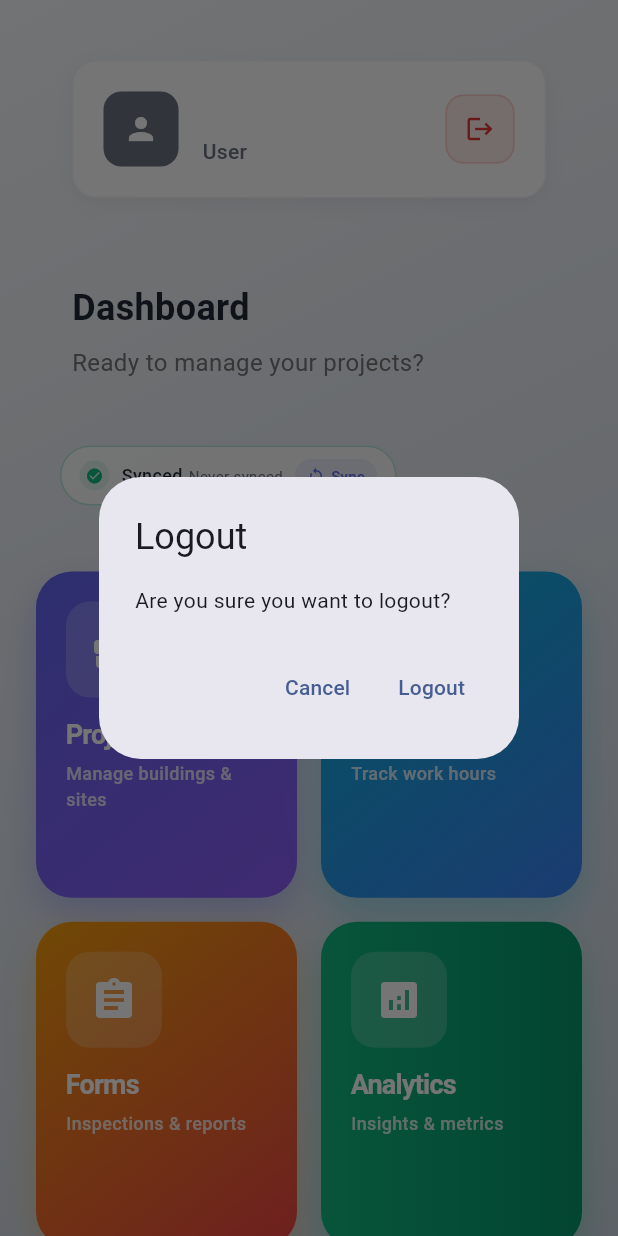
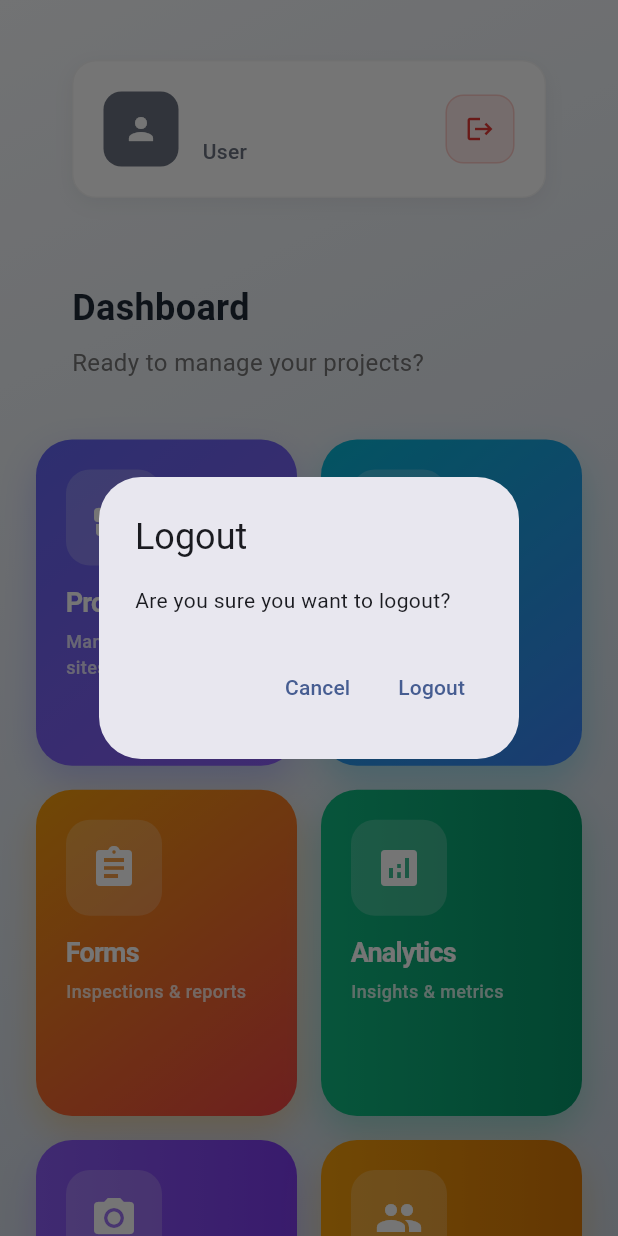
Before and after one commit to selouswork2-sudo/CompanyApp, a Flutter app: the PremiumHomeScreen screen opened directly, after a tap on the "logout" icon, on a phone screen of 412 x 824 dp. Run offline on Flutter 3.47's test engine with Material 3 defaults, Android fonts, the light colour scheme and no system bars; our stand-ins replace connectivity_plus, device_info_plus, go_router, image_picker, shared_preferences, sqflite; accounts and stored records are empty; network calls fail.

Commit message:
chore(ui): remove sync snackbars and hide sync status chip
- Suppress all Sync failed/completed SnackBars
- Remove SyncStatusWidget from dashboard
- Keep background sync behavior intact

```diff
--- a/lib/screens/premium_home_screen.dart
+++ b/lib/screens/premium_home_screen.dart
@@ -4,7 +4,6 @@ import 'package:go_router/go_router.dart';
 import '../theme/premium_theme.dart';
 import '../services/auth_service.dart';
 import '../services/sync_service.dart';
-import '../widgets/sync_status_widget.dart';
 import 'timesheet_screen.dart';
 import 'login_screen.dart';
 import 'debug_screen.dart';
@@ -74,10 +73,11 @@ class _PremiumHomeScreenState extends State<PremiumHomeScreen>
 
   Future<void> _loadUserInfo() async {
     final userInfo = await AuthService.getCurrentUser();
+    if (!mounted) return;
     setState(() {
       _username = userInfo['username'];
       _userRole = userInfo['userRole'];
-      _name = userInfo['name'];
+      _name = userInfo['username']; // show username as primary
     });
   }
 
@@ -207,8 +207,7 @@ class _PremiumHomeScreenState extends State<PremiumHomeScreen>
                           SizedBox(height: MediaQuery.of(context).size.width > 1200 ? 48 : 40),
                           _buildWelcomeSection(),
                           SizedBox(height: MediaQuery.of(context).size.width > 1200 ? 48 : 40),
-                          const SyncStatusWidget(),
-                          SizedBox(height: MediaQuery.of(context).size.width > 1200 ? 48 : 40),
+                          // Sync status widget removed as requested
                           _buildModulesGrid(),
                         ],
                       ),
@@ -270,7 +269,7 @@ class _PremiumHomeScreenState extends State<PremiumHomeScreen>
               crossAxisAlignment: CrossAxisAlignment.start,
               children: [
                 Text(
-                  _name ?? _username ?? 'User',
+                  _username ?? 'User',
                   style: const TextStyle(
                     fontSize: 18,
                     fontWeight: FontWeight.w600,
```
Also changed, not shown: lib/screens/projects_screen.dart (+1 -29 lines), lib/screens/timesheet_screen.dart (+1 -29 lines), lib/widgets/sync_status_widget.dart (+1 -18 lines).
